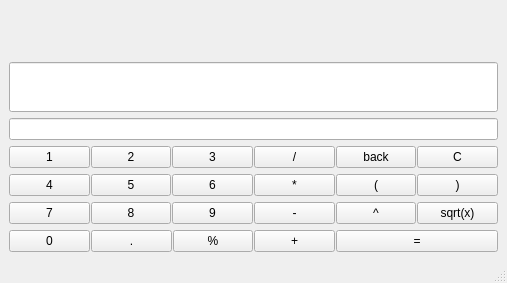
The window that GUI/mainwindow.ui (andrejj7771/RPN_Calculator) describes before a commit, drawn with Qt 5.
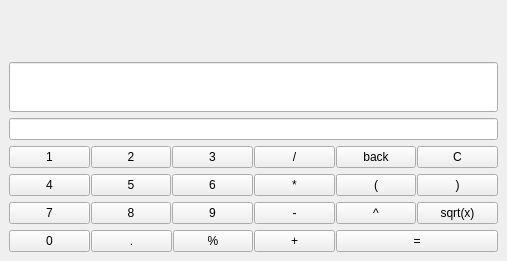
The same window after the commit.

The edit to the form file:
```diff
--- a/GUI/mainwindow.ui
+++ b/GUI/mainwindow.ui
@@ -7,9 +7,15 @@
     <x>0</x>
     <y>0</y>
     <width>507</width>
-    <height>283</height>
+    <height>261</height>
    </rect>
   </property>
+  <property name="minimumSize">
+   <size>
+    <width>507</width>
+    <height>261</height>
+   </size>
+  </property>
   <property name="windowTitle">
    <string>MainWindow</string>
   </property>
@@ -280,7 +286,6 @@
     </rect>
    </property>
   </widget>
-  <widget class="QStatusBar" name="statusbar"/>
  </widget>
  <resources/>
  <connections/>
```
